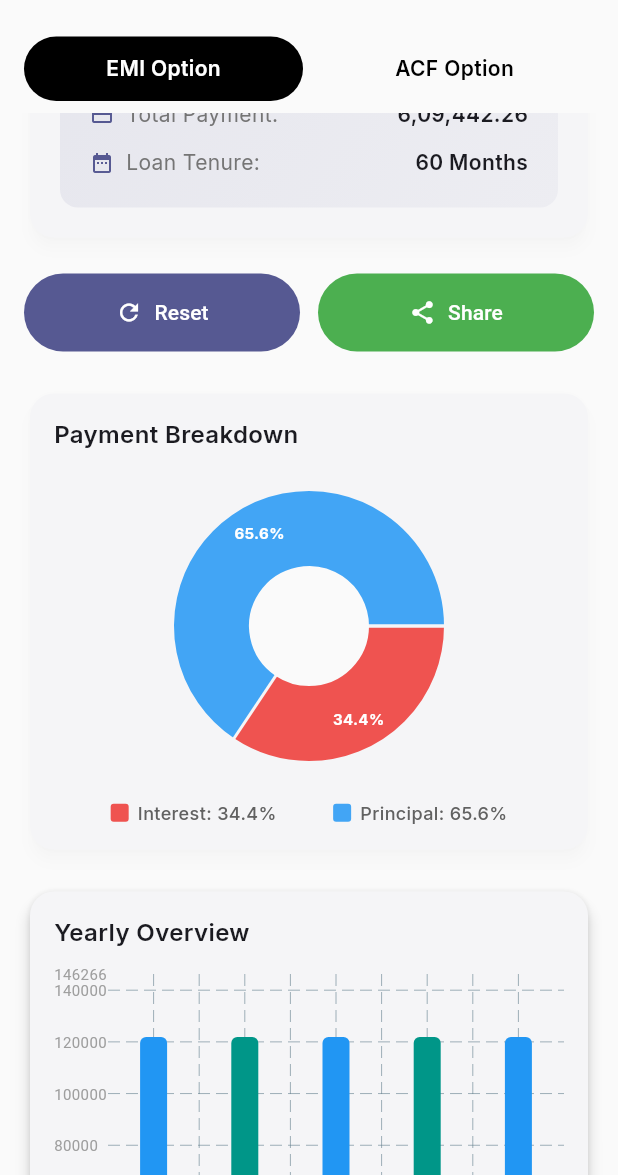
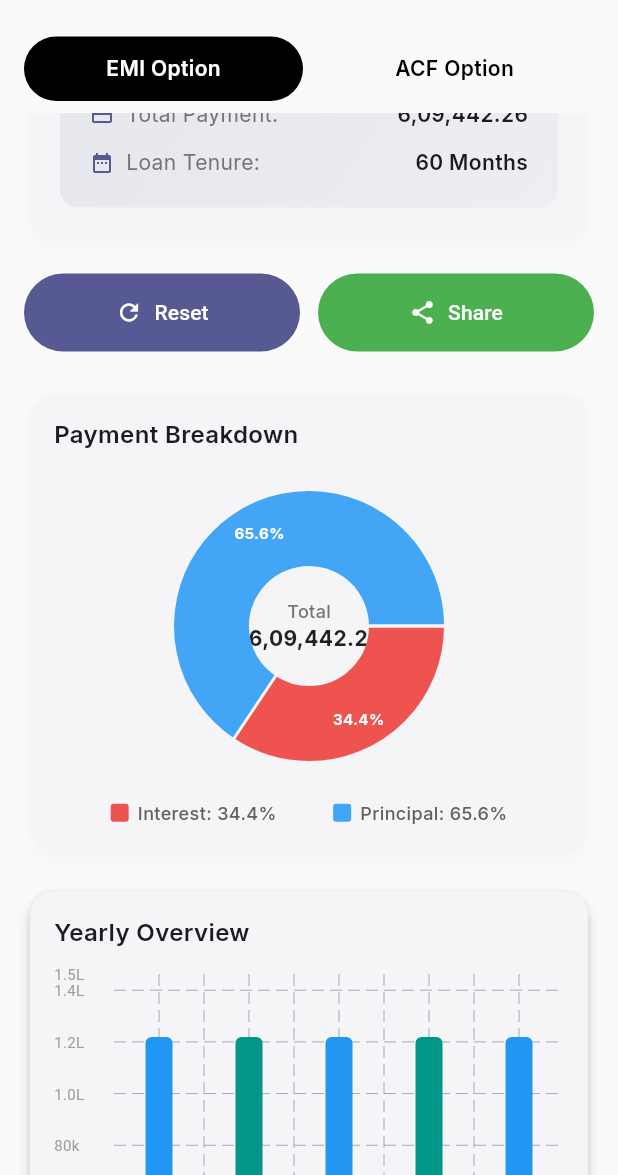
Before and after one commit to gopi-markwave/emi_calculator, a Flutter app: the screen it shows after launch, scrolled down 1152 dp, on a phone screen of 412 x 824 dp, the part 61-1236 px from its top. Run offline on Flutter 3.47's test engine with Material 3 defaults, Android fonts, the phone set to English and light mode, and no system bars; drawn by our look-alikes of fl_chart, flutter_animate; our stand-ins replace confetti, flutter_riverpod, google_fonts, syncfusion_flutter_datagrid, syncfusion_flutter_sliders; missing offline and left inert: file_saver, syncfusion_flutter_core, syncfusion_flutter_pdf, syncfusion_flutter_xlsio.

Commit message:
fixed acf bugs

```diff
--- a/lib/acf/screens/acf_screen.dart
+++ b/lib/acf/screens/acf_screen.dart
@@ -233,7 +233,7 @@ class AcfScreen extends ConsumerWidget {
                 context,
                 title: 'Total Investment',
                 value: notifier.totalInvestment,
-                subtitle: '30 months',
+                subtitle: '${notifier.state.tenureMonths} months',
                 color: const Color(0xFF4F46E5), // Indigo
                 icon: Icons.account_balance_wallet,
               ),
@@ -261,7 +261,7 @@ class AcfScreen extends ConsumerWidget {
               child: _buildStatCard(
                 context,
                 title: 'Period',
-                value: 30,
+                value: notifier.state.tenureMonths.toDouble(),
                 subtitle: 'Months Tenure',
                 color: const Color(0xFFF59E0B), // Amber
                 icon: Icons.calendar_month,
--- a/lib/calculator/widgets/charts_widget.dart
+++ b/lib/calculator/widgets/charts_widget.dart
@@ -47,7 +47,7 @@ class ChartsWidget extends ConsumerWidget {
   }
 }
 
-class PieChartWidget extends StatelessWidget {
+class PieChartWidget extends StatefulWidget {
   final bool isMobile;
   final EmiNotifier emiNotifier;
 
@@ -58,7 +58,15 @@ class PieChartWidget extends StatelessWidget {
   });
 
   @override
+  State<PieChartWidget> createState() => _PieChartWidgetState();
+}
+
+class _PieChartWidgetState extends State<PieChartWidget> {
+  int _touchedIndex = -1;
+
+  @override
   Widget build(BuildContext context) {
+    final emiNotifier = widget.emiNotifier;
     final principal = emiNotifier.amount;
     final interestPercentage = emiNotifier.totalPayment > 0
         ? (emiNotifier.totalInterest / emiNotifier.totalPayment) * 100
@@ -67,12 +75,28 @@ class PieChartWidget extends StatelessWidget {
         ? (principal / emiNotifier.totalPayment) * 100
         : 0;
 
+    // Data for display
+    String centerLabel = 'Total';
+    String centerValue =
+        '₹${emiNotifier.formatCurrency(emiNotifier.totalPayment)}';
+    Color centerColor = Colors.black87;
+
+    if (_touchedIndex == 0) {
+      centerLabel = 'Interest';
+      centerValue = '₹${emiNotifier.formatCurrency(emiNotifier.totalInterest)}';
+      centerColor = Colors.red.shade400;
+    } else if (_touchedIndex == 1) {
+      centerLabel = 'Principal';
+      centerValue = '₹${emiNotifier.formatCurrency(principal)}';
+      centerColor = Colors.blue.shade400;
+    }
+
     return Card(
       elevation: 4,
-      shadowColor: Colors.black.withValues(alpha: 0.1),
+      shadowColor: Colors.black.withOpacity(0.1),
       shape: RoundedRectangleBorder(borderRadius: BorderRadius.circular(16)),
       child: Padding(
-        padding: EdgeInsets.all(isMobile ? 16 : 20),
+        padding: EdgeInsets.all(widget.isMobile ? 16 : 20),
         child: Column(
           crossAxisAlignment: CrossAxisAlignment.start,
           children: [
@@ -85,9 +109,50 @@ class PieChartWidget extends StatelessWidget {
             ),
             const SizedBox(height: 16),
             SizedBox(
-              height: isMobile ? 200 : 250,
-              child: PieChart(
+              height: widget.isMobile ? 200 : 250,
+              child: Stack(
+                alignment: Alignment.center,
+                children: [
+                  // Center Text
+                  Column(
+                    mainAxisSize: MainAxisSize.min,
+                    children: [
+                      Text(
+                        centerLabel,
+                        style: GoogleFonts.inter(
+                          fontSize: 12,
+                          color: Colors.grey.shade600,
+                          fontWeight: FontWeight.w500,
+                        ),
+                      ),
+                      Text(
+                        centerValue,
+                        style: GoogleFonts.inter(
+                          fontSize: 14, // slightly smaller to fit
+                          color: centerColor,
+                          fontWeight: FontWeight.bold,
+                        ),
+                      ),
+                    ],
+                  ),
+                  // The Chart
+                  PieChart(
                     PieChartData(
+                      pieTouchData: PieTouchData(
+                        touchCallback: (FlTouchEvent event, pieTouchResponse) {
+                          setState(() {
+                            if (!event.isInterestedForInteractions ||
+                                pieTouchResponse == null ||
+                                pieTouchResponse.touchedSection == null) {
+                              _touchedIndex = -1;
+                              return;
+                            }
+                            _touchedIndex = pieTouchResponse
+                                .touchedSection!
+                                .touchedSectionIndex;
+                          });
+                        },
+                      ),
                       sections: [
                         PieChartSectionData(
                           value: emiNotifier.totalInterest,
@@ -96,9 +161,11 @@ class PieChartWidget extends StatelessWidget {
                           titleStyle: GoogleFonts.inter(
                             color: Colors.white,
                             fontWeight: FontWeight.w700,
-                        fontSize: isMobile ? 10 : 12,
+                            fontSize: widget.isMobile ? 10 : 12,
                           ),
-                      radius: isMobile ? 50 : 60,
+                          radius: _touchedIndex == 0
+                              ? (widget.isMobile ? 55 : 65)
+                              : (widget.isMobile ? 50 : 60),
                           titlePositionPercentageOffset: 0.6,
                         ),
                         PieChartSectionData(
@@ -108,16 +175,21 @@ class PieChartWidget extends StatelessWidget {
                           titleStyle: GoogleFonts.inter(
                             color: Colors.white,
                             fontWeight: FontWeight.w700,
-                        fontSize: isMobile ? 10 : 12,
+                            fontSize: widget.isMobile ? 10 : 12,
                           ),
-                      radius: isMobile ? 50 : 60,
+                          radius: _touchedIndex == 1
+                              ? (widget.isMobile ? 55 : 65)
+                              : (widget.isMobile ? 50 : 60),
                           titlePositionPercentageOffset: 0.6,
                         ),
                       ],
                       sectionsSpace: 2,
-                  centerSpaceRadius: isMobile ? 40 : 60,
-                  centerSpaceColor: Colors.grey.shade50,
+                      centerSpaceRadius: widget.isMobile ? 40 : 60,
+                      centerSpaceColor:
+                          Colors.transparent, // Transparent for Stack text
                     ),
+                  ),
+                ],
               ),
             ),
             const SizedBox(height: 16),
@@ -193,6 +265,13 @@ class BarChartWidget extends StatelessWidget {
     required this.emiNotifier,
   });
 
+  String _compactFormat(double value) {
+    if (value >= 10000000) return '${(value / 10000000).toStringAsFixed(1)}Cr';
+    if (value >= 100000) return '${(value / 100000).toStringAsFixed(1)}L';
+    if (value >= 1000) return '${(value / 1000).toStringAsFixed(0)}k';
+    return value.toInt().toString();
+  }
+
   @override
   Widget build(BuildContext context) {
     final yearlyTotals = _yearlyTotals();
@@ -223,7 +302,7 @@ class BarChartWidget extends StatelessWidget {
               height: isMobile ? 280 : 260,
               child: BarChart(
                 BarChartData(
-                  maxY: maxYValue * 1.2, // FIXED maxY
+                  maxY: maxYValue * 1.2,
                   alignment: BarChartAlignment.spaceAround,
                   borderData: FlBorderData(show: false),
 
@@ -233,10 +312,13 @@ class BarChartWidget extends StatelessWidget {
                     leftTitles: AxisTitles(
                       sideTitles: SideTitles(
                         showTitles: true,
-                        reservedSize: 36,
+                        reservedSize: 40, // Increased reserved size
                         getTitlesWidget: (value, _) => Text(
-                          value.toInt().toString(),
-                          style: TextStyle(fontSize: 10, color: Colors.grey),
+                          _compactFormat(value),
+                          style: const TextStyle(
+                            fontSize: 10,
+                            color: Colors.grey,
+                          ),
                         ),
                       ),
                     ),
@@ -246,7 +328,7 @@ class BarChartWidget extends StatelessWidget {
                         reservedSize: 28,
                         getTitlesWidget: (value, _) => Text(
                           'Y${value.toInt() + 1}',
-                          style: TextStyle(fontSize: 11),
+                          style: const TextStyle(fontSize: 11),
                         ),
                       ),
                     ),
```
Lines whose indentation alone changed are shown as unchanged.
